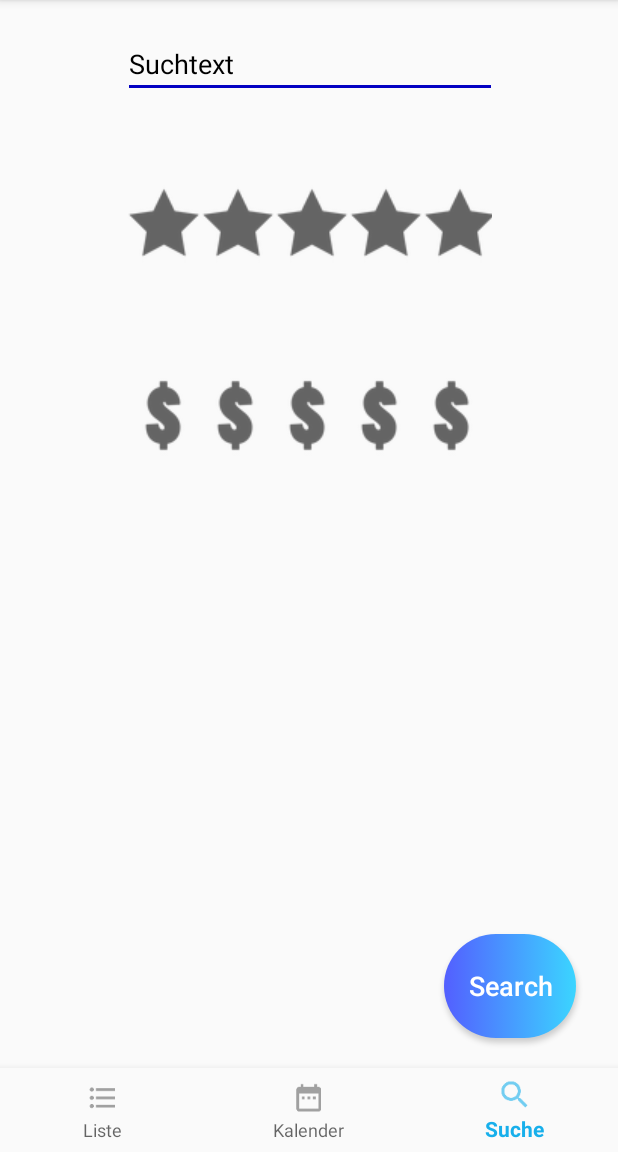
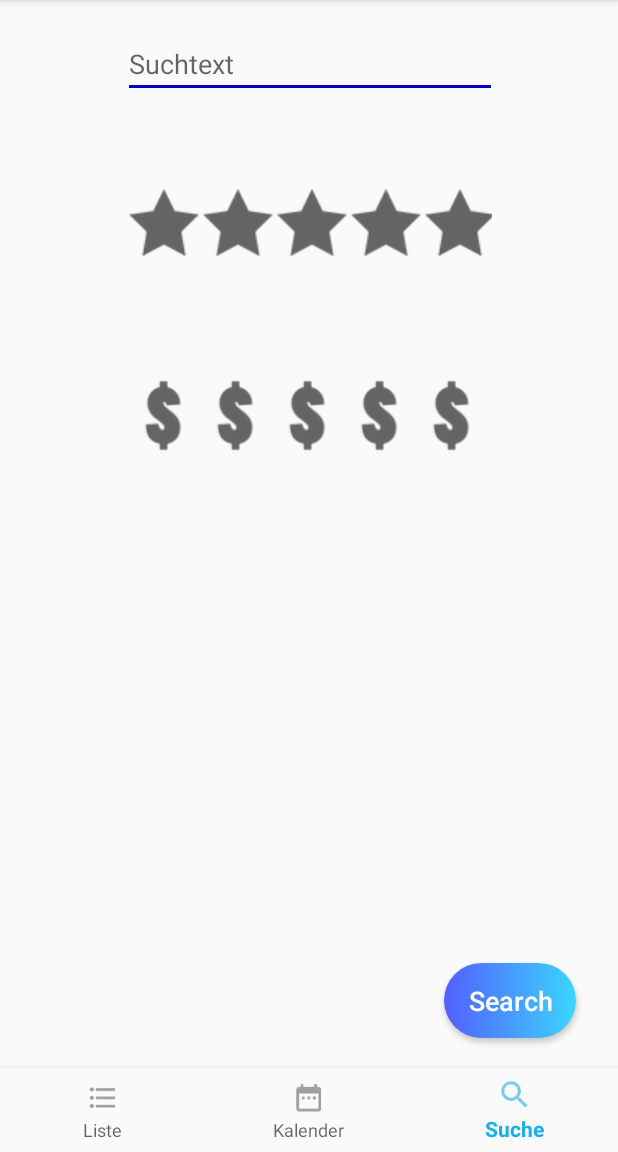
Before and after one commit to baduncle93/MobilesTagebuch, an Android app: the SearchActivity screen opened directly, with no data from a screen before it, on a phone screen of 412 x 824 dp, the part 84-1236 px from its top. Run offline under Robolectric (Android 15) with nearby library versions, the phone set to English and light mode, and no system bars.

Commit message:
button groeße geaendert

```diff
--- a/app/src/main/res/layout/activity_search.xml
+++ b/app/src/main/res/layout/activity_search.xml
@@ -43,7 +43,6 @@
         android:id="@+id/button2"
         style="@style/buttonStartStyle"
         android:layout_width="wrap_content"
-        android:layout_height="69dp"
         android:layout_marginBottom="24dp"
         android:layout_marginEnd="8dp"
         android:layout_marginStart="8dp"
@@ -64,8 +63,6 @@
         android:inputType="textMultiLine"
         android:selectAllOnFocus="false"
         android:singleLine="false"
-        android:textColorHint="@android:color/black"
-        android:textColorLink="@android:color/black"
         app:layout_constraintEnd_toEndOf="parent"
         app:layout_constraintHorizontal_bias="0.504"
         app:layout_constraintStart_toStartOf="parent"
```
